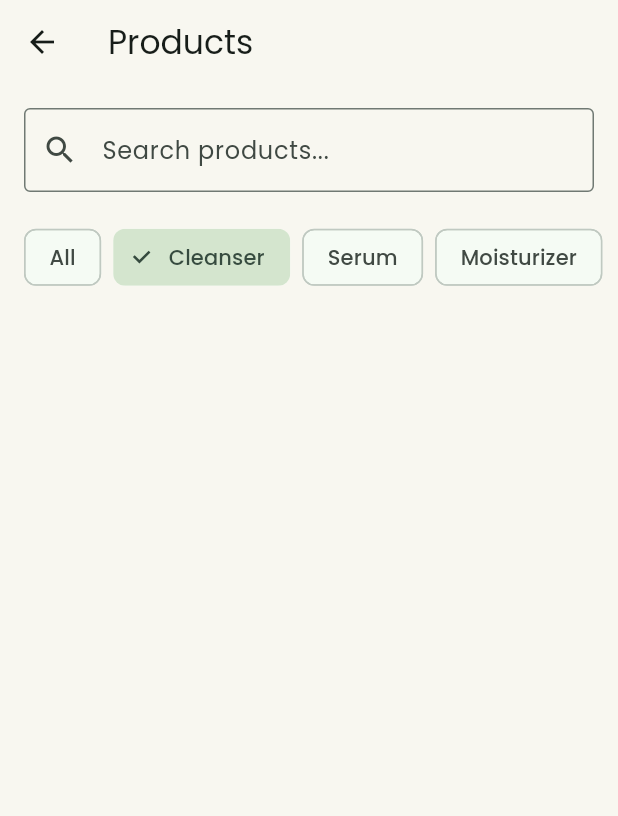
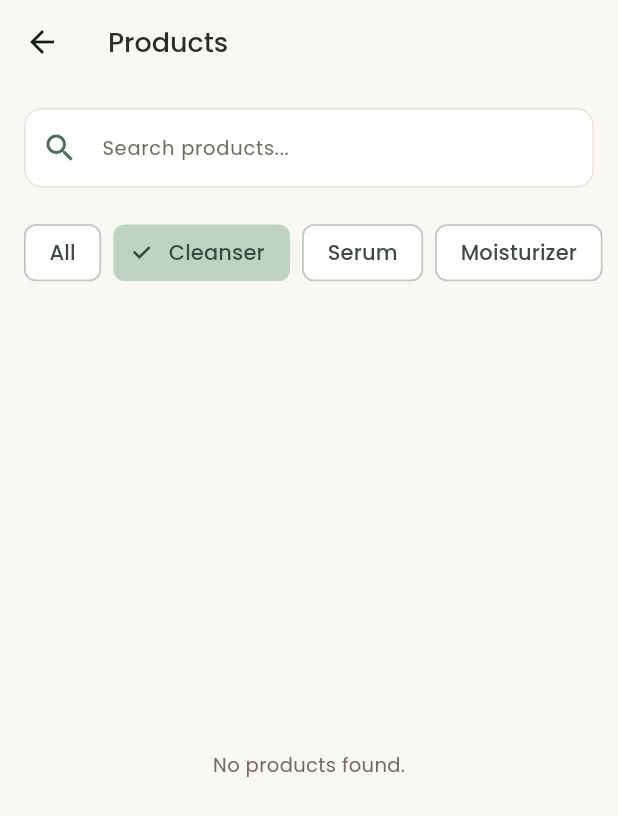
Before and after one commit to BuseKoksal/cs310-skincare, a Flutter app: the ProductListScreen screen opened directly, after a tap on the "delete outline" icon, after a tap on "Cleanser", on a phone screen of 412 x 824 dp. Shown: the top 816 px of the screen. Run offline on Flutter 3.47's test engine with Material 3 defaults, Android fonts, the phone set to English and light mode, and no system bars; network calls fail.

Commit message:
Integrate skin profile and product screens with shared theme

```diff
--- a/lib/main.dart
+++ b/lib/main.dart
@@ -5,7 +5,7 @@ import 'screens/auth/signup_screen.dart';
 import 'screens/auth/welcome_screen.dart';
 import 'screens/diary/add_diary_entry_screen.dart';
 import 'screens/main_shell.dart';
-import 'screens/profile/skin_profile_screen.dart';
+import 'screens/skin_profile_screen.dart';
 import 'utils/app_theme.dart';
 
 void main() {
--- a/lib/screens/main_shell.dart
+++ b/lib/screens/main_shell.dart
@@ -3,7 +3,7 @@ import 'package:flutter/material.dart';
 import '../utils/app_colors.dart';
 import 'diary/diary_screen.dart';
 import 'home/home_screen.dart';
-import 'products/product_list_screen.dart';
+import 'product_list_screen.dart';
 import 'routine/routine_screen.dart';
 
 class MainShell extends StatefulWidget {
--- a/lib/screens/product_list_screen.dart
+++ b/lib/screens/product_list_screen.dart
@@ -1,6 +1,11 @@
+
+import 'package:flutter/material.dart';
+
+import '../models/product.dart';
+import '../utils/app_colors.dart';
+import '../utils/app_spacing.dart';
+import '../utils/app_text_styles.dart';
 import 'product_detail_screen.dart';
-import 'package:flutter/material.dart';
-import '../models/product.dart';
 
 class ProductListScreen extends StatefulWidget {
   const ProductListScreen({super.key});
@@ -54,9 +59,11 @@ class _ProductListScreenState extends State<ProductListScreen> {
   @override
   Widget build(BuildContext context) {
     final filteredProducts = products.where((product) {
+      final query = searchQuery.trim().toLowerCase();
+
       final matchesSearch =
-          product.name.toLowerCase().contains(searchQuery.toLowerCase()) ||
-              product.brand.toLowerCase().contains(searchQuery.toLowerCase());
+          product.name.toLowerCase().contains(query) ||
+              product.brand.toLowerCase().contains(query);
 
       final matchesCategory =
           selectedCategory == 'All' ||
@@ -66,20 +73,52 @@ class _ProductListScreenState extends State<ProductListScreen> {
     }).toList();
 
     return Scaffold(
-      backgroundColor: const Color(0xFFF8F7F0),
+      backgroundColor: AppColors.background,
       appBar: AppBar(
-        title: const Text('Products'),
-        backgroundColor: const Color(0xFFF8F7F0),
+        title: const Text(
+          'Products',
+          style: AppTextStyles.subtitle,
+        ),
+        backgroundColor: AppColors.background,
       ),
       body: Column(
         children: [
+          // SEARCH BAR
           Padding(
-            padding: const EdgeInsets.all(16),
+            padding: const EdgeInsets.all(AppSpacing.md),
             child: TextField(
-              decoration: const InputDecoration(
+              style: AppTextStyles.body,
+              decoration: InputDecoration(
                 hintText: 'Search products...',
-                prefixIcon: Icon(Icons.search),
-                border: OutlineInputBorder(),
+                hintStyle: AppTextStyles.bodyGray,
+                prefixIcon: const Icon(
+                  Icons.search,
+                  color: AppColors.primary,
+                ),
+                filled: true,
+                fillColor: AppColors.white,
+                border: OutlineInputBorder(
+                  borderRadius: BorderRadius.circular(
+                    AppSpacing.radius,
+                  ),
+                ),
+                enabledBorder: OutlineInputBorder(
+                  borderRadius: BorderRadius.circular(
+                    AppSpacing.radius,
+                  ),
+                  borderSide: const BorderSide(
+                    color: AppColors.border,
+                  ),
+                ),
+                focusedBorder: OutlineInputBorder(
+                  borderRadius: BorderRadius.circular(
+                    AppSpacing.radius,
+                  ),
+                  borderSide: const BorderSide(
+                    color: AppColors.primary,
+                    width: 2,
+                  ),
+                ),
               ),
               onChanged: (value) {
                 setState(() {
@@ -89,19 +128,24 @@ class _ProductListScreenState extends State<ProductListScreen> {
             ),
           ),
 
-
+          // CATEGORY FILTERS
           SizedBox(
             height: 55,
             child: ListView(
               scrollDirection: Axis.horizontal,
-              padding: const EdgeInsets.symmetric(horizontal: 16),
+              padding: const EdgeInsets.symmetric(
+                horizontal: AppSpacing.md,
+              ),
               children: categories.map((category) {
                 return Padding(
-                  padding: const EdgeInsets.only(right: 8),
+                  padding: const EdgeInsets.only(
+                    right: AppSpacing.sm,
+                  ),
                   child: ChoiceChip(
                     label: Text(category),
                     selected: selectedCategory == category,
-                    selectedColor: const Color(0xFFD4E5CE),
+                    selectedColor: AppColors.sageSelected,
+                    backgroundColor: AppColors.white,
                     onSelected: (_) {
                       setState(() {
                         selectedCategory = category;
@@ -113,56 +157,103 @@ class _ProductListScreenState extends State<ProductListScreen> {
             ),
           ),
 
+          // PRODUCT CARDS
           Expanded(
-            child: ListView.builder(
+            child: filteredProducts.isEmpty
+                ? Center(
+              child: Text(
+                'No products found.',
+                style: AppTextStyles.bodyGray,
+              ),
+            )
+                : ListView.builder(
               itemCount: filteredProducts.length,
               itemBuilder: (context, index) {
                 final product = filteredProducts[index];
 
                 return Card(
+                  color: AppColors.white,
                   margin: const EdgeInsets.symmetric(
-                    horizontal: 16,
-                    vertical: 8,
+                    horizontal: AppSpacing.md,
+                    vertical: AppSpacing.sm,
+                  ),
+                  shape: RoundedRectangleBorder(
+                    borderRadius: BorderRadius.circular(
+                      AppSpacing.radiusLarge,
+                    ),
                   ),
                   child: ListTile(
+                    contentPadding: const EdgeInsets.all(
+                      AppSpacing.sm,
+                    ),
+
+                    // OPEN PRODUCT DETAIL
                     onTap: () {
                       Navigator.push(
                         context,
                         MaterialPageRoute(
-                          builder: (context) => ProductDetailScreen(
+                          builder: (context) =>
+                              ProductDetailScreen(
                                 product: product,
                               ),
                         ),
                       );
                     },
-                    leading: Image.network(
+
+                    // NETWORK IMAGE
+                    leading: ClipRRect(
+                      borderRadius: BorderRadius.circular(
+                        AppSpacing.radiusSmall,
+                      ),
+                      child: Image.network(
                         product.imageUrl,
                         width: 55,
                         height: 55,
                         fit: BoxFit.cover,
-                      errorBuilder: (context, error, stackTrace) {
-                        return const Icon(
+                        errorBuilder:
+                            (context, error, stackTrace) {
+                          return const SizedBox(
+                            width: 55,
+                            height: 55,
+                            child: Icon(
                               Icons.spa,
-                          size: 45,
+                              color: AppColors.primary,
+                              size: 35,
+                            ),
                           );
                         },
                       ),
-                    title: Text(product.name),
+                    ),
+
+                    title: Text(
+                      product.name,
+                      style: AppTextStyles.cardTitle,
+                    ),
                     subtitle: Text(
                       '${product.brand} • ${product.category}',
+                      style: AppTextStyles.bodyGray,
                     ),
+
+                    // REMOVE ACTION
                     trailing: IconButton(
-                      icon: const Icon(Icons.delete_outline),
+                      icon: const Icon(
+                        Icons.delete_outline,
+                        color: AppColors.primaryDark,
+                      ),
                       onPressed: () {
                         setState(() {
                           products.removeWhere(
-                                (item) => item.id == product.id,
+                                (item) =>
+                            item.id == product.id,
                           );
                         });
 
-                        ScaffoldMessenger.of(context).showSnackBar(
+                        ScaffoldMessenger.of(context)
+                            .showSnackBar(
                           SnackBar(
-                            content: Text('${product.name} removed'),
+                            content: Text(
+                              '${product.name} removed',
+                            ),
                           ),
                         );
                       },
```
Also changed, not shown: lib/screens/product_detail_screen.dart (+78 -36 lines), lib/screens/skin_profile_screen.dart (+41 -41 lines). Lines whose indentation alone changed are shown as unchanged.
